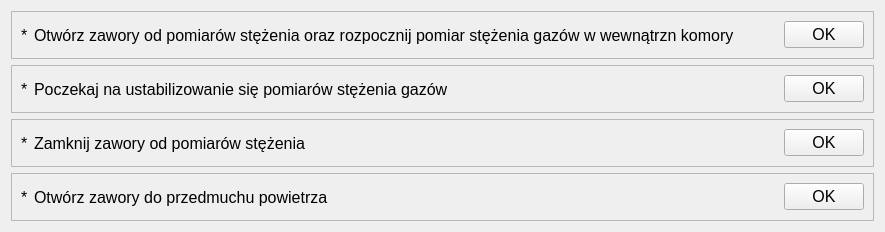
Above: app/nowytest_8.ui from wiacekmarcin/StanowiskoChemiczne before the change. Below: the same form after it.
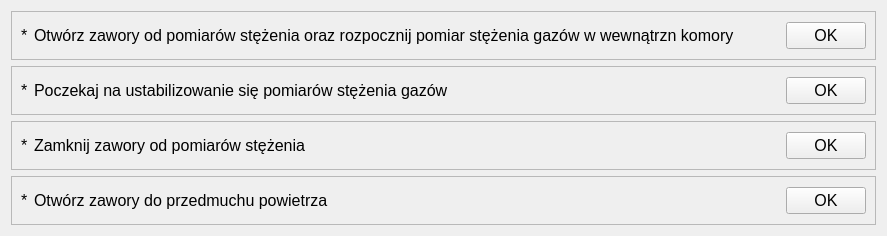
That is the form after the change. Custom widgets are drawn as their Qt base class.

Diff of the .ui file:
```diff
--- a/app/nowytest_8.ui
+++ b/app/nowytest_8.ui
@@ -6,8 +6,8 @@
    <rect>
     <x>0</x>
     <y>0</y>
-    <width>885</width>
-    <height>232</height>
+    <width>887</width>
+    <height>236</height>
    </rect>
   </property>
   <property name="font">
@@ -19,10 +19,10 @@
    <string>WizardPage</string>
   </property>
   <property name="title" stdset="0">
-   <string>Rozpoczęcie pomiarów</string>
+   <string>Pomiar stężeń produktów spalania i wentylacja komory</string>
   </property>
   <property name="subTitle" stdset="0">
-   <string>Stanowisko jest gotowe do rozpoczęcia pomiarów.</string>
+   <string/>
   </property>
   <layout class="QVBoxLayout" name="verticalLayout">
    <item>
```
